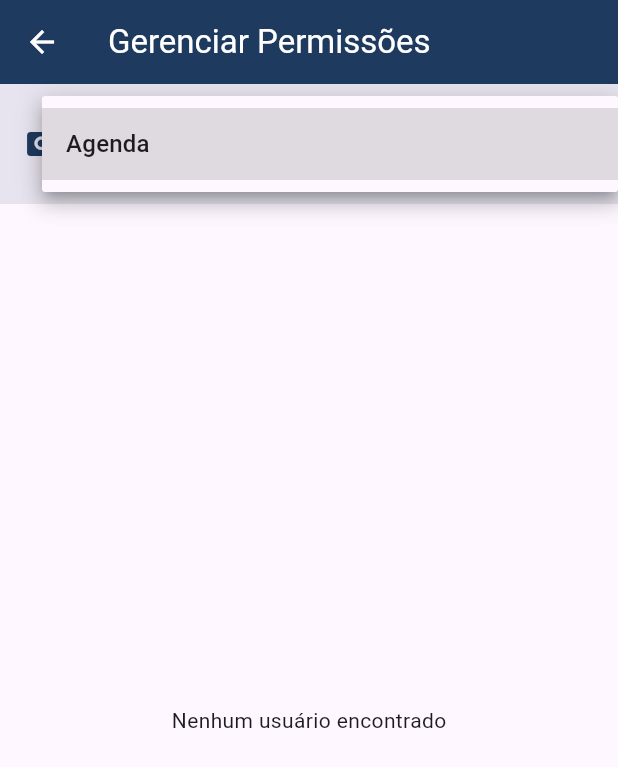
After one commit to assantos31-lang/olympus_voleibol-, a Flutter app: the AdminPermissionsPage screen opened directly, after a tap on "Agenda", on a phone screen of 412 x 824 dp. The commit adds this screen. Shown: the top 767 px of the screen. Run offline on Flutter 3.47's test engine with Material 3 defaults, Android fonts, the phone set to English and light mode, and no system bars; our stand-ins replace firebase_core, firebase_messaging, flutter_masked_text2, geolocator, image_picker, supabase_flutter; accounts and stored records are empty.

Commit message:
Competição 100%

```diff
--- a/lib/pages/admin_competitions_page.dart
+++ b/lib/pages/admin_competitions_page.dart
@@ -930,7 +930,9 @@ class _CompetitionMatchCardState extends State<_CompetitionMatchCard> {
                     child: Text(
                       hasResult
                           ? result!.finalLabel
-                          : 'Cadastrar resultado do jogo',
+                          : (widget.canEdit
+                              ? 'Cadastrar resultado do jogo'
+                              : 'Resultado pendente'),
                       style: TextStyle(
                         color: hasResult
                             ? _resultForeground(result!)
@@ -943,7 +945,7 @@ class _CompetitionMatchCardState extends State<_CompetitionMatchCard> {
                   Text(
                     hasResult
                         ? '${result!.olympusSets} x ${result.opponentSets} em Sets'
-                        : 'Abrir',
+                        : '',
                     style: TextStyle(
                       color: hasResult
                           ? _resultForeground(result!)
--- /dev/null
+++ b/lib/pages/admin_permissions_page.dart
@@ -0,0 +1,189 @@
+import 'package:flutter/material.dart';
+import 'package:supabase_flutter/supabase_flutter.dart';
+import '../services/permission_service.dart';
+
+class AdminPermissionsPage extends StatefulWidget {
+  const AdminPermissionsPage({Key? key}) : super(key: key);
+
+  @override
+  State<AdminPermissionsPage> createState() => _AdminPermissionsPageState();
+}
+
+class _AdminPermissionsPageState extends State<AdminPermissionsPage> {
+  final SupabaseClient _supabase = Supabase.instance.client;
+  final PermissionService _permissionService = PermissionService();
+
+  List<Map<String, dynamic>> _users = [];
+  bool _loading = true;
+  String _selectedPage = 'agenda';
+
+  static const Color olympusBlue = Color(0xFF1E3A5F);
+  static const Color olympusGold = Color(0xFFD4AF37);
+
+  @override
+  void initState() {
+    super.initState();
+    _loadUsers();
+  }
+
+  Future<void> _loadUsers() async {
+    setState(() => _loading = true);
+
+    final users =
+        await _permissionService.getUsersWithPermissions(_selectedPage);
+
+    setState(() {
+      _users = users;
+      _loading = false;
+    });
+  }
+
+  Future<void> _togglePermission(String userId, bool currentAccess) async {
+    try {
+      await _permissionService.updatePermission(
+        userId: userId,
+        pageName: _selectedPage,
+        canAccess: !currentAccess,
+      );
+
+      await _loadUsers();
+
+      if (mounted) {
+        ScaffoldMessenger.of(context).showSnackBar(
+          SnackBar(
+            content: Text(
+              'Permissão ${!currentAccess ? 'concedida' : 'revogada'} com sucesso!',
+            ),
+            backgroundColor: Colors.green,
+          ),
+        );
+      }
+    } catch (e) {
+      if (mounted) {
+        ScaffoldMessenger.of(context).showSnackBar(
+          SnackBar(
+            content: Text('Erro ao atualizar permissão: $e'),
+            backgroundColor: Colors.red,
+          ),
+        );
+      }
+    }
+  }
+
+  @override
+  Widget build(BuildContext context) {
+    return Scaffold(
+      appBar: AppBar(
+        title: const Text('Gerenciar Permissões'),
+        backgroundColor: olympusBlue,
+        foregroundColor: Colors.white,
+      ),
+      body: Column(
+        children: [
+          // Seletor de página
+          Container(
+            padding: const EdgeInsets.all(16),
+            color: olympusBlue.withOpacity(0.1),
+            child: Row(
+              children: [
+                const Icon(Icons.pageview, color: olympusBlue),
+                const SizedBox(width: 12),
+                Expanded(
+                  child: DropdownButton<String>(
+                    value: _selectedPage,
+                    isExpanded: true,
+                    items: const [
+                      DropdownMenuItem(value: 'agenda', child: Text('Agenda')),
+                      // Adicione mais páginas conforme necessário
+                      // DropdownMenuItem(value: 'financeiro', child: Text('Financeiro')),
+                      // DropdownMenuItem(value: 'competicoes', child: Text('Competições')),
+                    ],
+                    onChanged: (value) {
+                      if (value != null) {
+                        setState(() => _selectedPage = value);
+                        _loadUsers();
+                      }
+                    },
+                  ),
+                ),
+              ],
+            ),
+          ),
+
+          // Lista de usuários
+          Expanded(
+            child: _loading
+                ? const Center(child: CircularProgressIndicator())
+                : _users.isEmpty
+                    ? const Center(
+                        child: Text('Nenhum usuário encontrado'),
+                      )
+                    : ListView.builder(
+                        itemCount: _users.length,
+                        padding: const EdgeInsets.all(16),
+                        itemBuilder: (context, index) {
+                          final user = _users[index];
+                          final canAccess = user['can_access'] as bool;
+                          final fullName = user['full_name'] ?? 'Sem nome';
+                          final email = user['email'] ?? '';
+                          final userType = user['user_type'] ?? 'member';
+
+                          return Card(
+                            margin: const EdgeInsets.only(bottom: 12),
+                            elevation: 2,
+                            child: ListTile(
+                              leading: CircleAvatar(
+                                backgroundColor: olympusGold,
+                                foregroundColor: olympusBlue,
+                                child: Text(
+                                  fullName[0].toUpperCase(),
+                                  style: const TextStyle(
+                                    fontWeight: FontWeight.bold,
+                                  ),
+                                ),
+                              ),
+                              title: Text(
+                                fullName,
+                                style: const TextStyle(
+                                  fontWeight: FontWeight.bold,
+                                ),
+                              ),
+                              subtitle: Text(
+                                '$email • ${_getUserTypeLabel(userType)}',
+                                style: TextStyle(
+                                  color: Colors.grey[600],
+                                  fontSize: 12,
+                                ),
+                              ),
+                              trailing: Switch(
+                                value: canAccess,
+                                onChanged: (value) {
+                                  _togglePermission(user['id'], canAccess);
+                                },
+                                activeColor: olympusGold,
+                              ),
+                            ),
+                          );
+                        },
+                      ),
+          ),
+        ],
+      ),
+    );
+  }
+
+  String _getUserTypeLabel(String userType) {
+    switch (userType) {
+      case 'admin':
+        return 'Administrador';
+      case 'coach':
+        return 'Técnico';
+      case 'athlete':
+        return 'Atleta';
+      case 'member':
+        return 'Membro';
+      default:
+        return userType;
+    }
+  }
+}
--- /dev/null
+++ b/lib/services/permission_service.dart
@@ -0,0 +1,131 @@
+import 'package:supabase_flutter/supabase_flutter.dart';
+
+class PermissionService {
+  final SupabaseClient _supabase = Supabase.instance.client;
+
+  /// Verifica se um usuário tem acesso a uma página específica
+  /// Retorna true se tiver permissão ou se não existir registro (fail-safe)
+  Future<bool> hasAccess(String userId, String pageName) async {
+    try {
+      final response = await _supabase
+          .from('page_permissions')
+          .select('can_access')
+          .eq('user_id', userId)
+          .eq('page_name', pageName)
+          .maybeSingle();
+
+      // Se não existir registro, permite por padrão (fail-safe)
+      if (response == null) return true;
+
+      return response['can_access'] as bool;
+    } catch (e) {
+      print('❌ Erro ao verificar permissão: $e');
+      // Em caso de erro, permite acesso (fail-safe)
+      return true;
+    }
+  }
+
+  /// Atualiza ou cria uma permissão (apenas Admin)
+  Future<void> updatePermission({
+    required String userId,
+    required String pageName,
+    required bool canAccess,
+  }) async {
+    try {
+      // Verifica se já existe
+      final existing = await _supabase
+          .from('page_permissions')
+          .select()
+          .eq('user_id', userId)
+          .eq('page_name', pageName)
+          .maybeSingle();
+
+      if (existing != null) {
+        // Atualiza
+        await _supabase
+            .from('page_permissions')
+            .update({
+              'can_access': canAccess,
+              'updated_at': DateTime.now().toIso8601String()
+            })
+            .eq('user_id', userId)
+            .eq('page_name', pageName);
+      } else {
+        // Insere
+        await _supabase.from('page_permissions').insert({
+          'user_id': userId,
+          'page_name': pageName,
+          'can_access': canAccess,
+        });
+      }
+    } catch (e) {
+      print('❌ Erro ao atualizar permissão: $e');
+      rethrow;
+    }
+  }
+
+  /// Busca todas as permissões de um usuário
+  Future<Map<String, bool>> getUserPermissions(String userId) async {
+    try {
+      final response = await _supabase
+          .from('page_permissions')
+          .select('page_name, can_access')
+          .eq('user_id', userId);
+
+      final permissions = <String, bool>{};
+      for (var item in response) {
+        permissions[item['page_name']] = item['can_access'];
+      }
+      return permissions;
+    } catch (e) {
+      print('❌ Erro ao buscar permissões: $e');
+      return {};
+    }
+  }
+
+  /// Busca todos os usuários e suas permissões para a página (apenas Admin)
+  Future<List<Map<String, dynamic>>> getUsersWithPermissions(
+      String pageName) async {
+    try {
+      // Busca todos os perfis
+      final profilesResponse = await _supabase
+          .from('profiles')
+          .select('id, email, full_name, user_type, avatar_url');
+
+      // Busca permissões para esta página
+      final permissionsResponse = await _supabase
+          .from('page_permissions')
+          .select('user_id, can_access')
+          .eq('page_name', pageName);
+
+      // Cria um mapa de permissões
+      final permissionsMap = <String, bool>{};
+      for (var perm in permissionsResponse) {
+        permissionsMap[perm['user_id']] = perm['can_access'];
+      }
+
+      // Combina perfis com permissões
+      final result = <Map<String, dynamic>>[];
+      for (var profile in profilesResponse) {
+        final userId = profile['id'];
+        final hasAccess = permissionsMap.containsKey(userId)
+            ? permissionsMap[userId]!
+            : true; // Se não existir, permite por padrão
+
+        result.add({
+          'id': userId,
+          'email': profile['email'],
+          'full_name': profile['full_name'],
+          'user_type': profile['user_type'],
+          'avatar_url': profile['avatar_url'],
+          'can_access': hasAccess,
+        });
+      }
+
+      return result;
+    } catch (e) {
+      print('❌ Erro ao buscar usuários com permissões: $e');
+      return [];
+    }
+  }
+}
```
